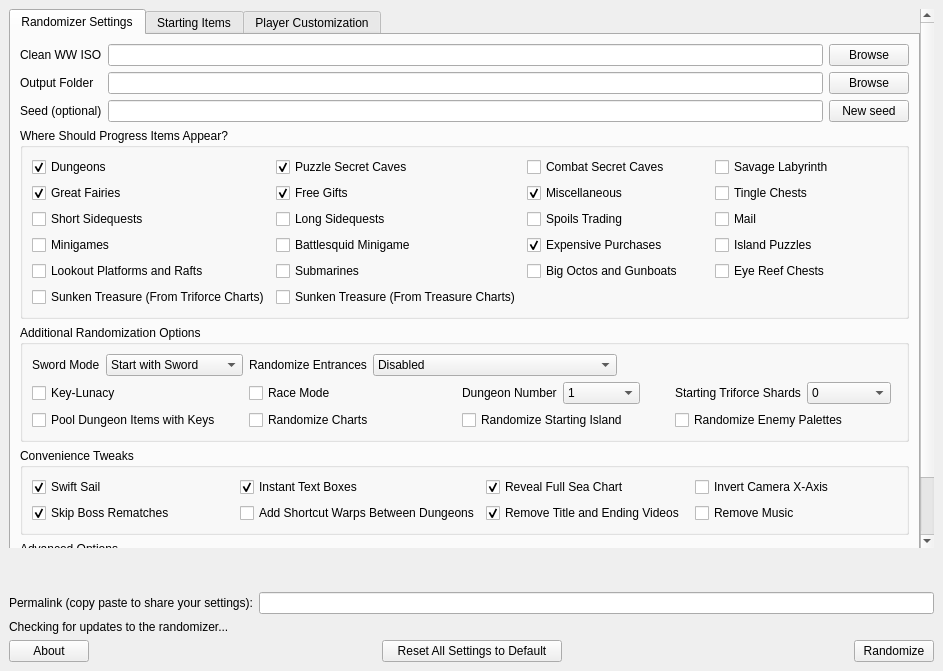
Before: the Qt Designer form wwr_ui/randomizer_window.ui in wooferzfg/wwrando, drawn with Qt 5.
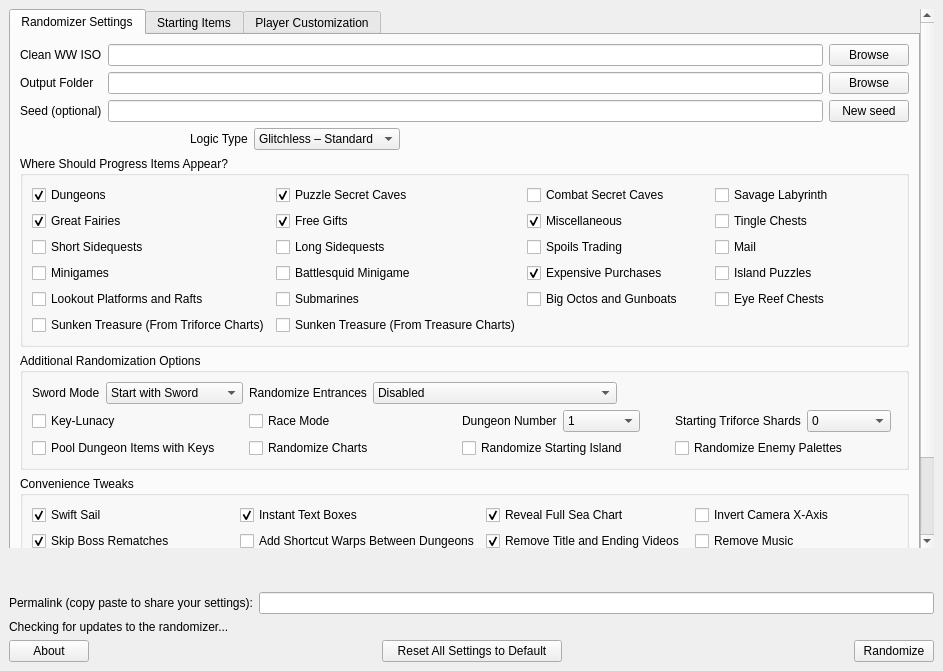
After: the same form once the commit is applied.

Commit message:
Logic Injection
Framework added to inject logic either by overriding or appending information.
Options added for not yet included logic modifiers.

```diff
--- a/wwr_ui/randomizer_window.ui
+++ b/wwr_ui/randomizer_window.ui
@@ -29,7 +29,7 @@
          <x>0</x>
          <y>0</y>
          <width>1036</width>
-         <height>614</height>
+         <height>650</height>
         </rect>
        </property>
        <layout class="QVBoxLayout" name="verticalLayout_4">
@@ -113,6 +113,116 @@
               </item>
              </layout>
             </item>
+            <item>
+             <layout class="QHBoxLayout" name="horizontalLayout">
+              <item>
+               <spacer name="horizontalSpacer_2">
+                <property name="orientation">
+                 <enum>Qt::Horizontal</enum>
+                </property>
+                <property name="sizeHint" stdset="0">
+                 <size>
+                  <width>40</width>
+                  <height>20</height>
+                 </size>
+                </property>
+               </spacer>
+              </item>
+              <item>
+               <widget class="QLabel" name="label_for_logic">
+                <property name="enabled">
+                 <bool>true</bool>
+                </property>
+                <property name="maximumSize">
+                 <size>
+                  <width>489</width>
+                  <height>16777215</height>
+                 </size>
+                </property>
+                <property name="text">
+                 <string>Logic Type</string>
+                </property>
+               </widget>
+              </item>
+              <item>
+               <widget class="QComboBox" name="logic_mod">
+                <property name="minimumSize">
+                 <size>
+                  <width>70</width>
+                  <height>0</height>
+                 </size>
+                </property>
+                <property name="currentIndex">
+                 <number>1</number>
+                </property>
+                <item>
+                 <property name="text">
+                  <string>Glitchless – Beginner</string>
+                 </property>
+                </item>
+                <item>
+                 <property name="text">
+                  <string>Glitchless – Standard</string>
+                 </property>
+                </item>
+                <item>
+                 <property name="text">
+                  <string>Glitched – Trivial</string>
+                 </property>
+                </item>
+                <item>
+                 <property name="text">
+                  <string>Glitched – Moderate</string>
+                 </property>
+                </item>
+                <item>
+                 <property name="text">
+                  <string>Glitched – No Logic</string>
+                 </property>
+                </item>
+               </widget>
+              </item>
+              <item>
+               <spacer name="horizontalSpacer_4">
+                <property name="orientation">
+                 <enum>Qt::Horizontal</enum>
+                </property>
+                <property name="sizeHint" stdset="0">
+                 <size>
+                  <width>5</width>
+                  <height>20</height>
+                 </size>
+                </property>
+               </spacer>
+              </item>
+              <item>
+               <spacer name="horizontalSpacer_3">
+                <property name="orientation">
+                 <enum>Qt::Horizontal</enum>
+                </property>
+                <property name="sizeHint" stdset="0">
+                 <size>
+                  <width>5</width>
+                  <height>20</height>
+                 </size>
+                </property>
+               </spacer>
+              </item>
+              <item>
+               <spacer name="horizontalSpacer">
+                <property name="orientation">
+                 <enum>Qt::Horizontal</enum>
+                </property>
+                <property name="sizeHint" stdset="0">
+                 <size>
+                  <width>5</width>
+                  <height>20</height>
+                 </size>
+                </property>
+               </spacer>
+              </item>
+             </layout>
+            </item>
             <item>
              <widget class="QGroupBox" name="group_for_locations">
               <property name="title">
```
The commit also changes 7 other files.
